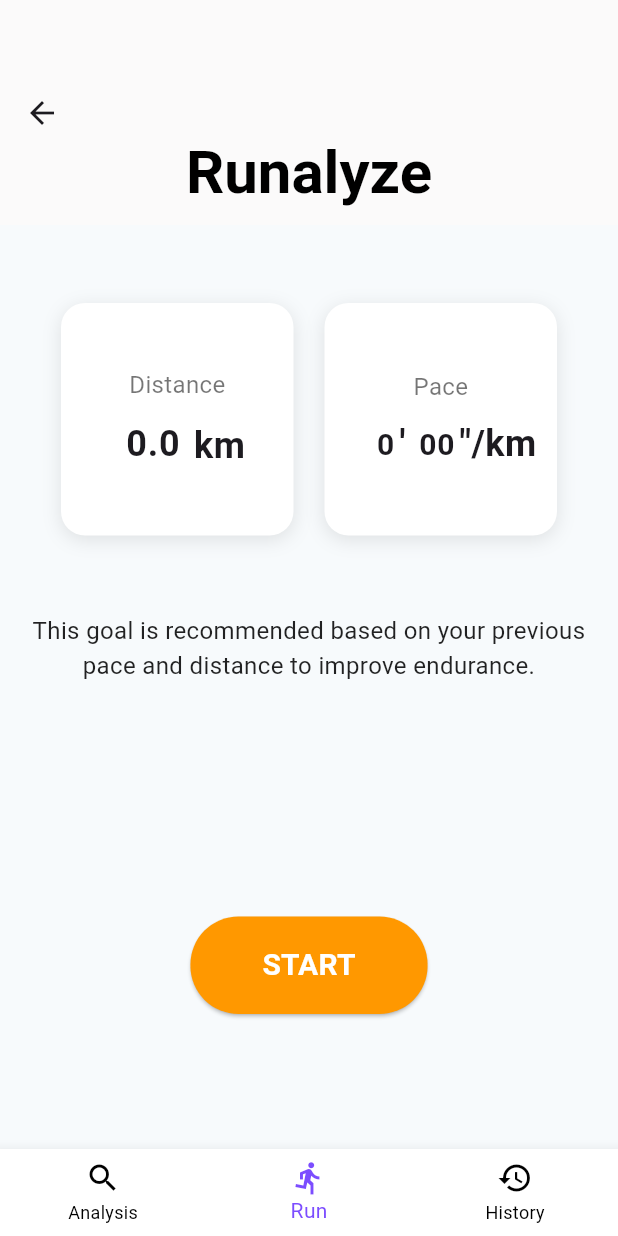
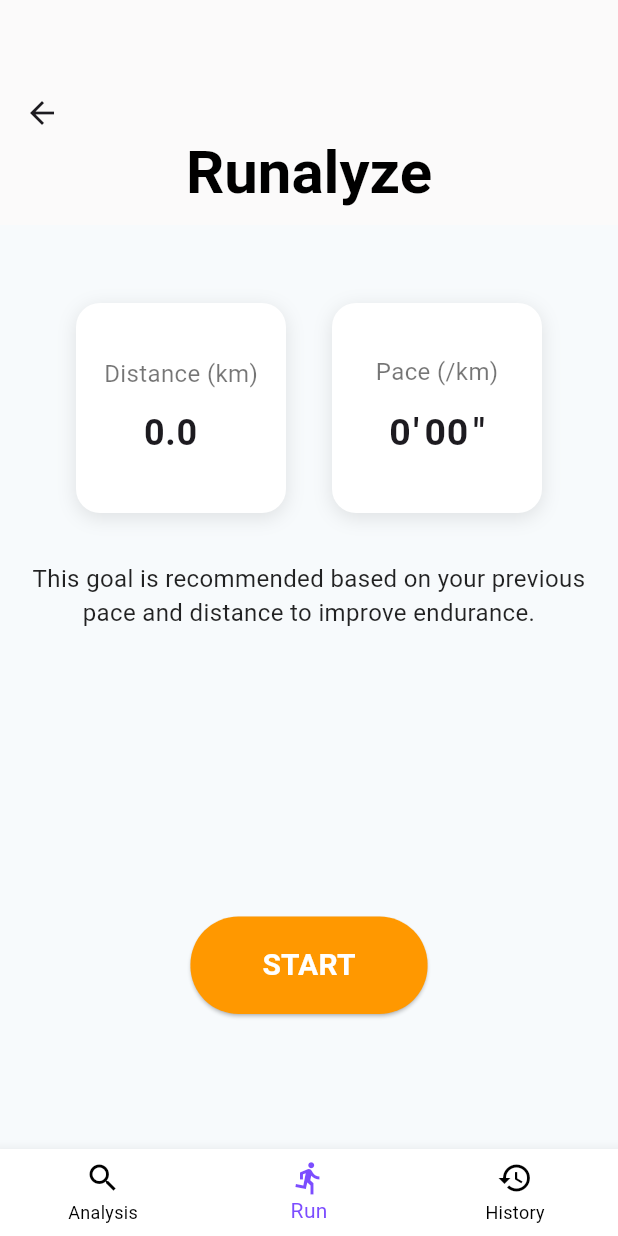
Before and after one commit to JNoctis/Hackathon_Physical_app, a Flutter app: the MainPage screen opened by its route, on a phone screen of 412 x 824 dp. Run offline on Flutter 3.47's test engine with Material 3 defaults, Android fonts, the phone set to English and light mode, and no system bars; our stand-ins replace audioplayers, flutter_dotenv, geolocator, lottie, shared_preferences; accounts and stored records are empty; network calls fail.

Commit message:
fixing frontsize

```diff
--- a/physicalapp/lib/main.dart
+++ b/physicalapp/lib/main.dart
@@ -209,22 +209,24 @@ class _HomePageState extends State<HomePage> {
             mainAxisAlignment: MainAxisAlignment.spaceEvenly,
             children: [
               _EditableBox(
-                title: 'Distance',
+                title: 'Distance (km)',
                 controller: _distController,
-                unit: ' km',
+                // unit: ' km',
               ),
               _PaceInputBox(
-                title: 'Pace',
+                title: 'Pace (/km)',
                 minuteController: _minController,
                 secondController: _secController,
               ),
             ],
           ),
-          const SizedBox(height: 40),
+          const SizedBox(height: 20),
           const Text(
+
             'This goal is recommended based on your previous pace and distance to improve endurance.',
             textAlign: TextAlign.center,
             style: TextStyle(fontSize: 16, color: Colors.black87),
+
           ),
           const Spacer(),
           ElevatedButton(
@@ -272,19 +274,19 @@ class _HomePageState extends State<HomePage> {
 class _EditableBox extends StatelessWidget {
   final String title;
   final TextEditingController controller;
-  final String unit;
+  // final String unit;
 
   const _EditableBox({
     required this.title,
     required this.controller,
-    required this.unit,
+    // required this.unit,
   });
 
   @override
   Widget build(BuildContext context) {
     return Container(
-      width: 155,
-      height: 155,
+      width: 140,
+      height: 140,
       padding: const EdgeInsets.all(12),
       margin: const EdgeInsets.symmetric(vertical: 12),
       decoration: BoxDecoration(
@@ -305,7 +307,7 @@ class _EditableBox extends StatelessWidget {
           const SizedBox(height: 10),
           Row(
             mainAxisAlignment: MainAxisAlignment.center,
-            crossAxisAlignment: CrossAxisAlignment.end,
+            // crossAxisAlignment: CrossAxisAlignment.end,
             children: [
               SizedBox(
                 width: 50,
@@ -315,7 +317,7 @@ class _EditableBox extends StatelessWidget {
                   inputFormatters: [
                     FilteringTextInputFormatter.allow(RegExp(r'^\d{0,2}(\.\d?)?'))
                   ],
-                  textAlign: TextAlign.right,
+                  // r
                   style: const TextStyle(fontSize: 24, fontWeight: FontWeight.bold),
                   decoration: const InputDecoration(
                     border: InputBorder.none,
@@ -324,10 +326,10 @@ class _EditableBox extends StatelessWidget {
                   ),
                 ),
               ),
-              Text(
-                unit,
-                style: const TextStyle(fontSize: 24, fontWeight: FontWeight.bold),
-              ),
+              // Text(
+
+              //   style: const TextStyle(fontSize: 24, fontWeight: FontWeight.bold)
+              // ),
             ],
           ),
         ],
@@ -350,10 +352,10 @@ class _PaceInputBox extends StatelessWidget {
   @override
   Widget build(BuildContext context) {
     return Container(
-      width: 155,
-      height: 155,
+      width: 140,
+      height: 140,
       padding: const EdgeInsets.all(12),
-      margin: const EdgeInsets.symmetric(vertical: 12),
+      // margin: const EdgeInsets.symmetric(vertical: 12, horizontal: 8),
       decoration: BoxDecoration(
         color: Colors.white,
         borderRadius: BorderRadius.circular(16),
@@ -370,14 +372,17 @@ class _PaceInputBox extends StatelessWidget {
         children: [
           Text(title, style: const TextStyle(fontSize: 16, color: Colors.black54)),
           const SizedBox(height: 10),
+          // const SizedBox(width: 40),
           Row(
             mainAxisAlignment: MainAxisAlignment.center,
             children: [
-              _TimeField(controller: minuteController, maxValue: 19),
+
+              _TimeField1(controller: minuteController, maxValue: 9 ),
               const Text("'", style: TextStyle(fontSize: 24, fontWeight: FontWeight.bold)),
-              _TimeField(controller: secondController, maxValue: 59),
-              const Text('"/km', style: TextStyle(fontSize: 24, fontWeight: FontWeight.bold)),
+              _TimeField2(controller: secondController, maxValue: 59),
+              const Text('"', style: TextStyle(fontSize: 24, fontWeight: FontWeight.bold)),
             ],
+
           ),
         ],
       ),
@@ -385,11 +390,51 @@ class _PaceInputBox extends StatelessWidget {
   }
 }
 
-class _TimeField extends StatelessWidget {
+class _TimeField1 extends StatelessWidget {
   final TextEditingController controller;
   final int? maxValue;
 
-  const _TimeField({required this.controller, this.maxValue});
+  const _TimeField1({required this.controller, this.maxValue});
+
+  @override
+  Widget build(BuildContext context) {
+    return SizedBox(
+      width: 16,
+      child: TextField(
+        controller: controller,
+        keyboardType: TextInputType.number,
+        inputFormatters: [
+          FilteringTextInputFormatter.digitsOnly,
+          LengthLimitingTextInputFormatter(2),
+        ],
+        onChanged: (value) {
+          if (maxValue != null) {
+            final parsed = int.tryParse(value);
+            if (parsed != null && parsed > maxValue!) {
+              controller.text = maxValue.toString();
+              controller.selection = TextSelection.fromPosition(
+                TextPosition(offset: controller.text.length),
+              );
+            }
+          }
+        },
+        textAlign: TextAlign.right,
+        style: const TextStyle(fontSize: 25, fontWeight: FontWeight.bold),
+        decoration: const InputDecoration(
+          border: InputBorder.none,
+          isDense: true,
+          contentPadding: EdgeInsets.zero,
+        ),
+      ),
+    );
+  }
+}
+
+class _TimeField2 extends StatelessWidget {
+  final TextEditingController controller;
+  final int? maxValue;
+
+  const _TimeField2({required this.controller, this.maxValue});
 
   @override
   Widget build(BuildContext context) {
@@ -414,7 +459,7 @@ class _TimeField extends StatelessWidget {
           }
         },
         textAlign: TextAlign.right,
-        style: const TextStyle(fontSize: 20, fontWeight: FontWeight.bold),
+        style: const TextStyle(fontSize: 25, fontWeight: FontWeight.bold),
         decoration: const InputDecoration(
           border: InputBorder.none,
           isDense: true,
```
